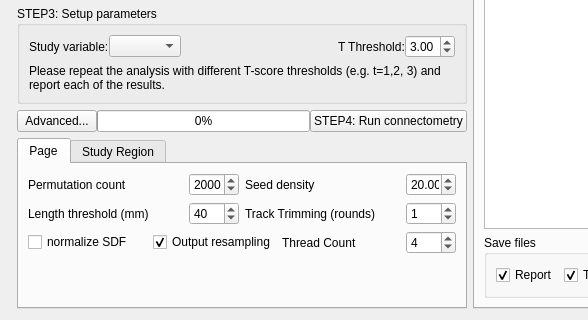
frankyeh/DSI-Studio, file connectometry/group_connectometry.ui: the form before one commit; both pictures show x 0 to 588 and y 398 to 718 of the 1265 by 718 pixel window.
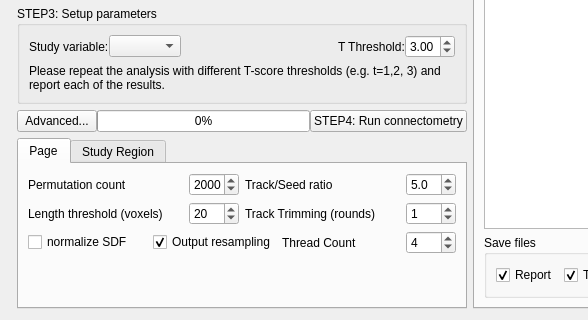
The form after the commit. Icons and pictures are not drawn. Custom widgets are drawn as their Qt base class.

Commit message: [cnt] connectometry for animal studies

```diff
--- a/connectometry/group_connectometry.ui
+++ b/connectometry/group_connectometry.ui
@@ -529,7 +529,7 @@
             <item>
              <widget class="QLabel" name="label_4">
               <property name="text">
-               <string>Seed density</string>
+               <string>Track/Seed ratio</string>
               </property>
              </widget>
             </item>
@@ -547,15 +547,21 @@
                 <height>16777215</height>
                </size>
               </property>
+              <property name="decimals">
+               <number>1</number>
+              </property>
               <property name="minimum">
-               <double>1.000000000000000</double>
+               <double>0.500000000000000</double>
               </property>
               <property name="maximum">
-               <double>50.000000000000000</double>
-              </property>
-              <property name="value">
                <double>20.000000000000000</double>
               </property>
+              <property name="singleStep">
+               <double>1.000000000000000</double>
+              </property>
+              <property name="value">
+               <double>5.000000000000000</double>
+              </property>
              </widget>
             </item>
            </layout>
@@ -568,7 +574,7 @@
             <item>
              <widget class="QLabel" name="label_6">
               <property name="text">
-               <string>Length threshold (mm)</string>
+               <string>Length threshold (voxels)</string>
               </property>
              </widget>
             </item>
@@ -587,13 +593,13 @@
                </size>
               </property>
               <property name="minimum">
-               <number>20</number>
+               <number>1</number>
               </property>
               <property name="maximum">
                <number>100</number>
               </property>
               <property name="value">
-               <number>40</number>
+               <number>20</number>
               </property>
              </widget>
             </item>
```
Left out of the diff: 2 changed lines with no effect on the pictures. The commit also changes 8 other files.
